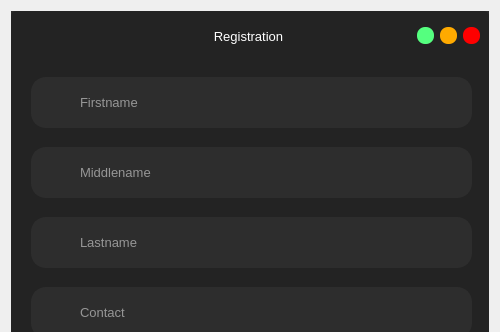
Qt form frontend/registration.ui (redolf250/iWorkers) before a commit; both pictures show x 0 to 500 and y 0 to 332 of the 500 by 630 pixel window.
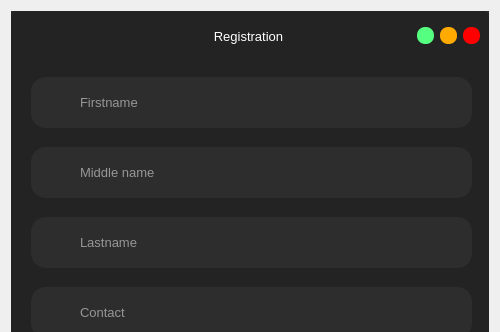
The same form after that commit. Icons and pictures are not drawn.

Commit message: Middlename changed to Middle name

The edit to the form file:
```diff
--- a/frontend/registration.ui
+++ b/frontend/registration.ui
@@ -530,7 +530,7 @@
 }</string>
             </property>
             <property name="placeholderText">
-             <string>Middlename</string>
+             <string>Middle name</string>
             </property>
             <property name="clearButtonEnabled">
              <bool>true</bool>
```
